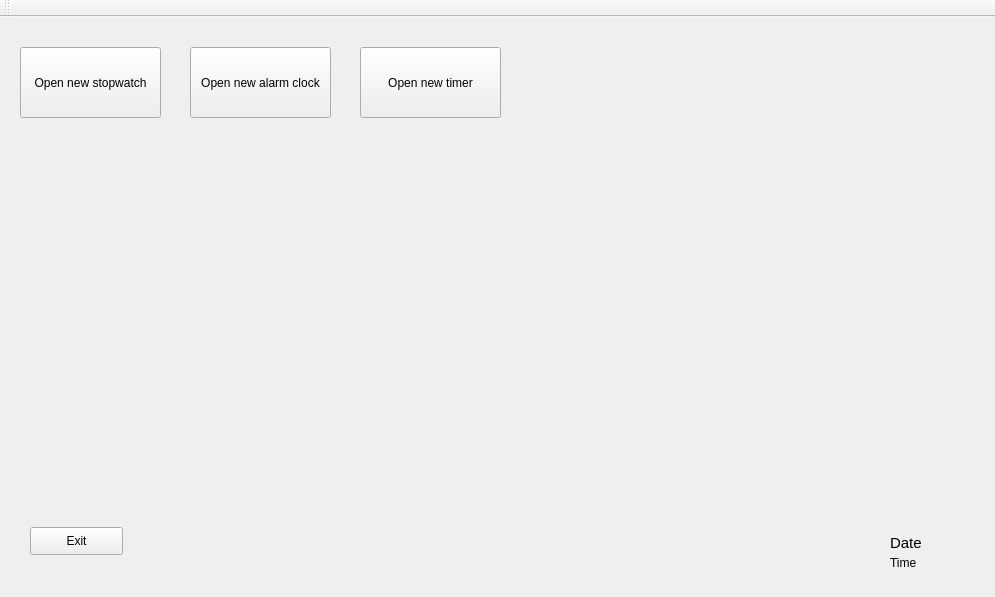
First picture: the form in LAB2/mainwindow.ui, repository StasDzundza/Labs-1-semestr, before the edit.
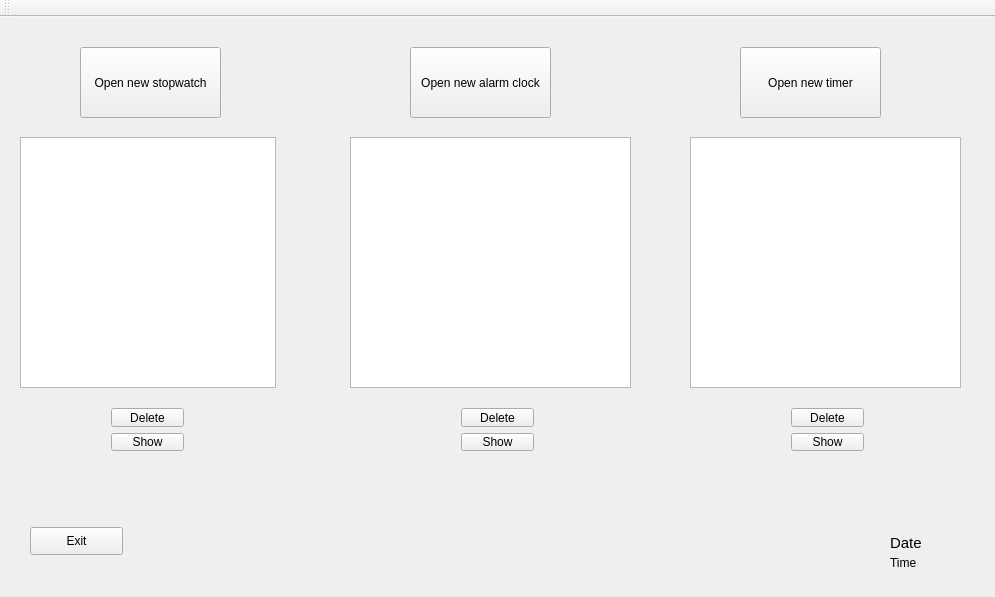
Second picture: the form after the edit.

Commit message: add list of stopwatches and created working delete stopwatch button

Patch:
```diff
--- a/LAB2/mainwindow.ui
+++ b/LAB2/mainwindow.ui
@@ -17,7 +17,7 @@
    <widget class="QPushButton" name="open_stopwatch_button">
     <property name="geometry">
      <rect>
-      <x>20</x>
+      <x>80</x>
       <y>30</y>
       <width>141</width>
       <height>71</height>
@@ -30,7 +30,7 @@
    <widget class="QPushButton" name="open_alarm_button">
     <property name="geometry">
      <rect>
-      <x>190</x>
+      <x>410</x>
       <y>30</y>
       <width>141</width>
       <height>71</height>
@@ -43,7 +43,7 @@
    <widget class="QPushButton" name="open_timer_button">
     <property name="geometry">
      <rect>
-      <x>360</x>
+      <x>740</x>
       <y>30</y>
       <width>141</width>
       <height>71</height>
@@ -97,6 +97,114 @@
      <string>Exit</string>
     </property>
    </widget>
+   <widget class="QListWidget" name="stopwatch_list">
+    <property name="geometry">
+     <rect>
+      <x>20</x>
+      <y>120</y>
+      <width>256</width>
+      <height>251</height>
+     </rect>
+    </property>
+   </widget>
+   <widget class="QListWidget" name="alarm_list">
+    <property name="geometry">
+     <rect>
+      <x>350</x>
+      <y>120</y>
+      <width>281</width>
+      <height>251</height>
+     </rect>
+    </property>
+   </widget>
+   <widget class="QListWidget" name="timer_list">
+    <property name="geometry">
+     <rect>
+      <x>690</x>
+      <y>120</y>
+      <width>271</width>
+      <height>251</height>
+     </rect>
+    </property>
+   </widget>
+   <widget class="QWidget" name="layoutWidget">
+    <property name="geometry">
+     <rect>
+      <x>450</x>
+      <y>380</y>
+      <width>95</width>
+      <height>65</height>
+     </rect>
+    </property>
+    <layout class="QVBoxLayout" name="verticalLayout_2">
+     <item>
+      <widget class="QPushButton" name="delete_alarm_button">
+       <property name="text">
+        <string>Delete</string>
+       </property>
+      </widget>
+     </item>
+     <item>
+      <widget class="QPushButton" name="show_alarm_button">
+       <property name="text">
+        <string>Show</string>
+       </property>
+      </widget>
+     </item>
+    </layout>
+   </widget>
+   <widget class="QWidget" name="layoutWidget_2">
+    <property name="geometry">
+     <rect>
+      <x>780</x>
+      <y>380</y>
+      <width>95</width>
+      <height>65</height>
+     </rect>
+    </property>
+    <layout class="QVBoxLayout" name="verticalLayout_3">
+     <item>
+      <widget class="QPushButton" name="delete_timer_button">
+       <property name="text">
+        <string>Delete</string>
+       </property>
+      </widget>
+     </item>
+     <item>
+      <widget class="QPushButton" name="show_timer_button">
+       <property name="text">
+        <string>Show</string>
+       </property>
+      </widget>
+     </item>
+    </layout>
+   </widget>
+   <widget class="QWidget" name="">
+    <property name="geometry">
+     <rect>
+      <x>100</x>
+      <y>380</y>
+      <width>95</width>
+      <height>65</height>
+     </rect>
+    </property>
+    <layout class="QVBoxLayout" name="verticalLayout">
+     <item>
+      <widget class="QPushButton" name="delete_stopwatch_button">
+       <property name="text">
+        <string>Delete</string>
+       </property>
+      </widget>
+     </item>
+     <item>
+      <widget class="QPushButton" name="show_stopwatch_button">
+       <property name="text">
+        <string>Show</string>
+       </property>
+      </widget>
+     </item>
+    </layout>
+   </widget>
   </widget>
   <widget class="QMenuBar" name="menuBar">
    <property name="geometry">
```
The commit also changes 5 other files.
